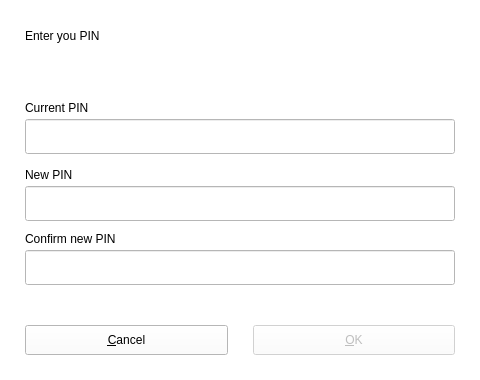
Before: the Qt Designer form pteid-mw-pt/_src/eidmw/dialogs/dialogsQTsrv/dlgWndAskPINs.ui in amagovpt/autenticacao.gov, drawn with Qt 5.
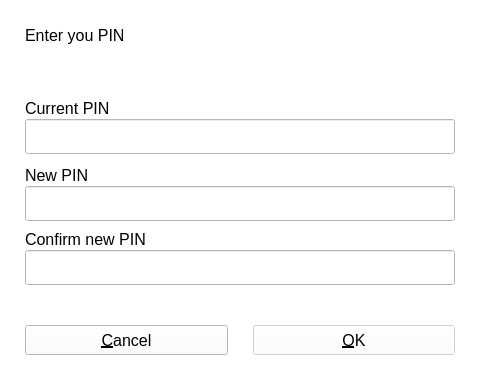
After: the same form once the commit is applied.

Commit message: dialogsQT: dark mode fix for dlgWndAskPINs

```diff
--- a/pteid-mw-pt/_src/eidmw/dialogs/dialogsQTsrv/dlgWndAskPINs.ui
+++ b/pteid-mw-pt/_src/eidmw/dialogs/dialogsQTsrv/dlgWndAskPINs.ui
@@ -14,7 +14,7 @@
    <string>dlgWndAskPINs</string>
   </property>
   <property name="styleSheet">
-   <string notr="true">background-color: rgb(255, 255, 255);</string>
+   <string notr="true">color: #000000; font-size:12pt; background-color: rgb(255, 255, 255);</string>
   </property>
   <widget class="QWidget" name="widget" native="true">
    <property name="geometry">
```
